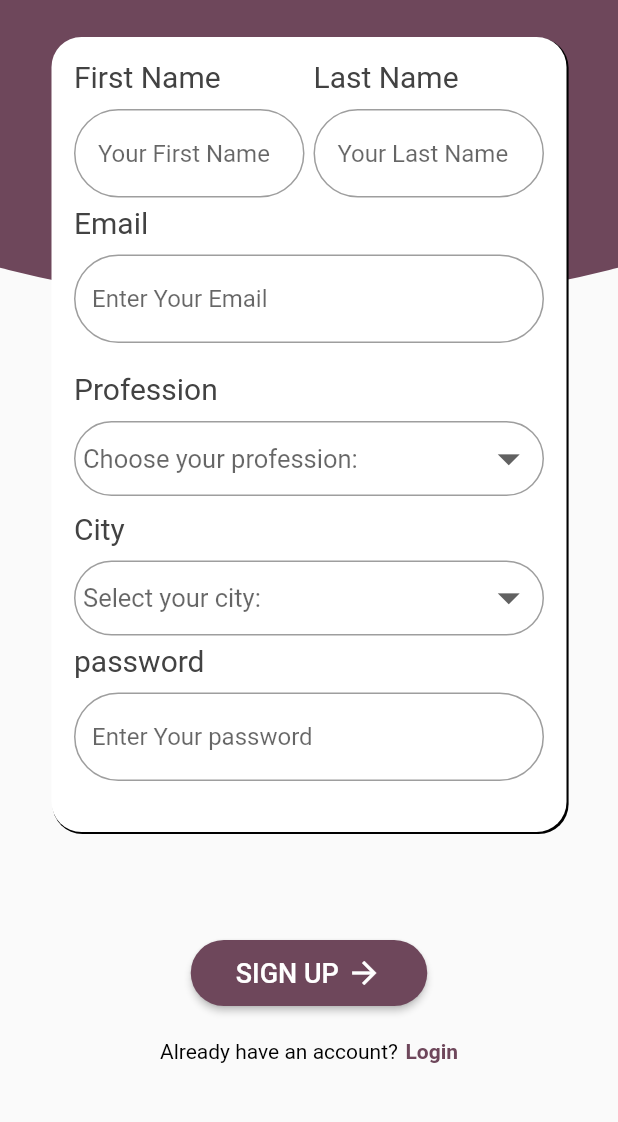
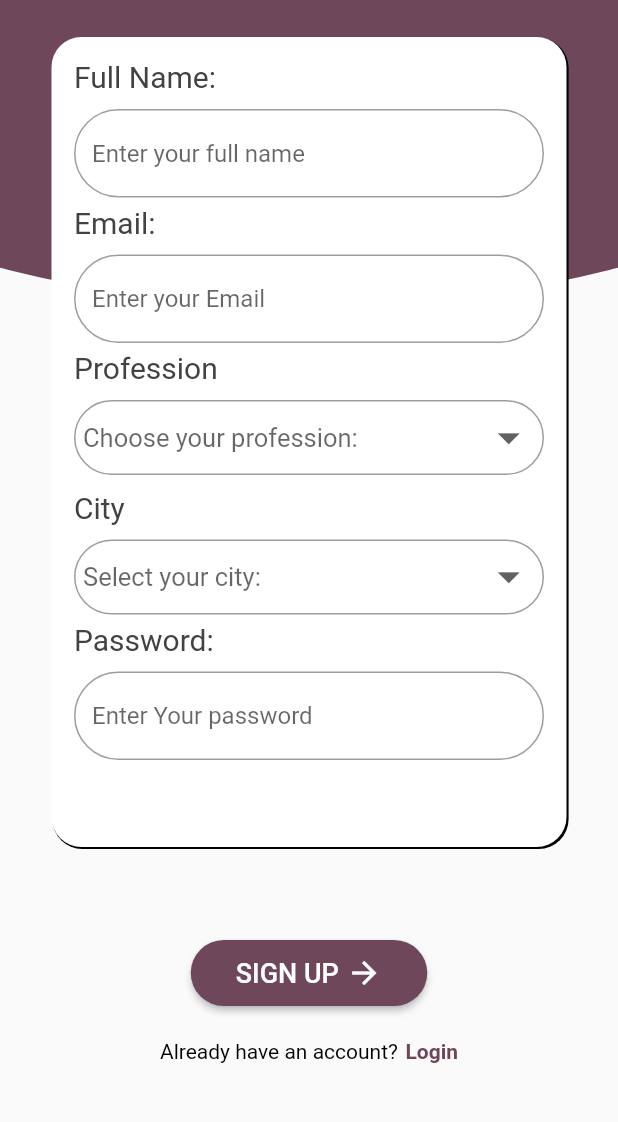
Before and after one commit to suzan9797/helperSN2, a Flutter app: the ProRegister screen opened by its route, on a phone screen of 412 x 824 dp, the part 98-1220 px from its top. Run offline on Flutter 3.47's test engine with Material 2 defaults, Android fonts, the phone set to English and light mode, and no system bars; our stand-ins replace firebase_auth, firebase_core, flutter_datetime_picker, geolocator; missing offline and left inert: geocoder; accounts and stored records are empty; Roboto replaces fonts that are missing (YuseiMagic).

Commit message:
proRegister

```diff
--- a/lib/Auth/ProRegister.dart
+++ b/lib/Auth/ProRegister.dart
@@ -97,7 +97,7 @@ class _ProRegisterState extends State<ProRegister> {
               Center(
                   child: Container(
                       margin: EdgeInsets.only(top: 90),
-                      height: 530,
+                      height: 540,
                       width: mdw / 1.2,
                       decoration: BoxDecoration(
                         borderRadius: BorderRadius.circular(20),
@@ -112,27 +112,32 @@ class _ProRegisterState extends State<ProRegister> {
                       child: Form(
                           child: Container(
                         padding: EdgeInsets.all(15),
+                        child: Expanded(
                           child: Column(
                             crossAxisAlignment: CrossAxisAlignment.start,
                             children: [
-                            Row(
-                              children: [
-                                input(
-                                    labelText: 'First Name',
-                                    hintText: ' Your First Name',
-                                    scure: false),
-                                SizedBox(width: 6),
-                                input(
-                                    labelText: 'Last Name',
-                                    hintText: ' Your Last Name',
-                                    scure: false),
-                              ],
+                              //start text full name
+                              Text(
+                                'Full Name:',
+                                style: TextStyle(
+                                    color: Colors.grey[800], fontSize: 20),
                               ),
+                              Padding(padding: EdgeInsets.only(top: 10)),
+                              buildTextFormFieldAll(
+                                  'Enter your full name', false),
+                              //end text full name
                               SizedBox(height: 5),
-                            input(
-                                labelText: 'Email',
-                                hintText: 'Enter Your Email',
-                                scure: false),
+
+                              //start text email
+                              Text(
+                                'Email:',
+                                style: TextStyle(
+                                    color: Colors.grey[800], fontSize: 20),
+                              ),
+                              Padding(padding: EdgeInsets.only(top: 10)),
+                              buildTextFormFieldAll('Enter your Email', false),
+                              //end text email
+                              SizedBox(height: 5),
 
                               //Start drop pro
                               Text('Profession',
@@ -168,6 +173,7 @@ class _ProRegisterState extends State<ProRegister> {
                               ),
                               //end drop pro
                               SizedBox(height: 10),
+
                               //Start drop city
                               Text('City',
                                   style: TextStyle(
@@ -202,11 +208,21 @@ class _ProRegisterState extends State<ProRegister> {
                               ),
                               //end drop city
                               SizedBox(height: 5),
-                            input(
-                                labelText: 'password',
-                                hintText: 'Enter Your password',
-                                scure: true),
+
+                              //start text passwoed
+                              Text(
+                                'Password:',
+                                style: TextStyle(
+                                    color: Colors.grey[800], fontSize: 20),
+                              ),
+                              Padding(padding: EdgeInsets.only(top: 10)),
+                              buildTextFormFieldAll(
+                                'Enter Your password',
+                                true,
+                              )
+                              //end text passwoed
                             ],
+                          ),
                         ),
                       ))))
             ],
@@ -268,4 +284,24 @@ class _ProRegisterState extends State<ProRegister> {
       ),
     );
   }
+
+  TextFormField buildTextFormFieldAll(String myhinttext, bool pass) {
+    return TextFormField(
+      obscureText: pass,
+      decoration: InputDecoration(
+        labelStyle: TextStyle(color: Colors.grey[600]),
+        hintText: myhinttext,
+        filled: true,
+        fillColor: Colors.white,
+        enabledBorder: OutlineInputBorder(
+          borderRadius: BorderRadius.circular(40),
+          borderSide: BorderSide(color: Colors.grey),
+        ),
+        focusedBorder: OutlineInputBorder(
+          borderRadius: BorderRadius.circular(40),
+          borderSide: BorderSide(color: Colors.grey),
+        ),
+      ),
+    );
   }
+}
--- a/lib/Auth/UserRegister.dart
+++ b/lib/Auth/UserRegister.dart
@@ -168,9 +168,7 @@ class _UserRegister extends State<UserRegister> {
                             crossAxisAlignment: CrossAxisAlignment.start,
                             children: [
                               //Padding(padding: EdgeInsets.only(top: 2)),
-                              Row(
-                                children: [],
-                              ),
+
                               //start text first name
                               Text(
                                 'First Name:',
```
Lines whose indentation alone changed are shown as unchanged.
